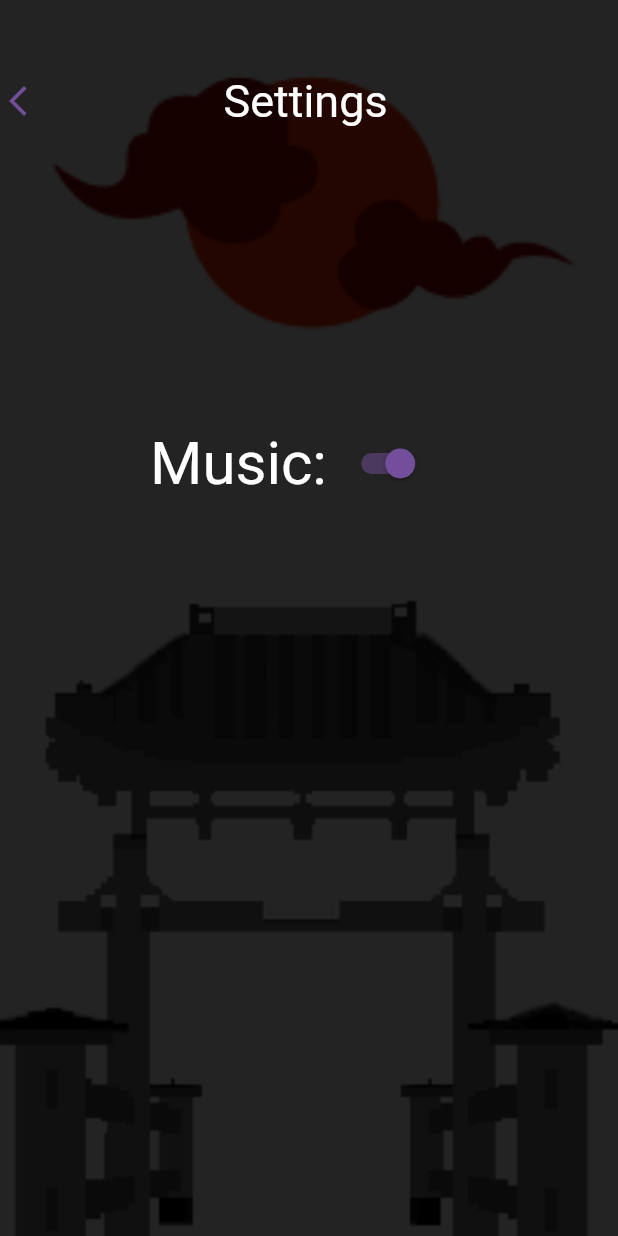
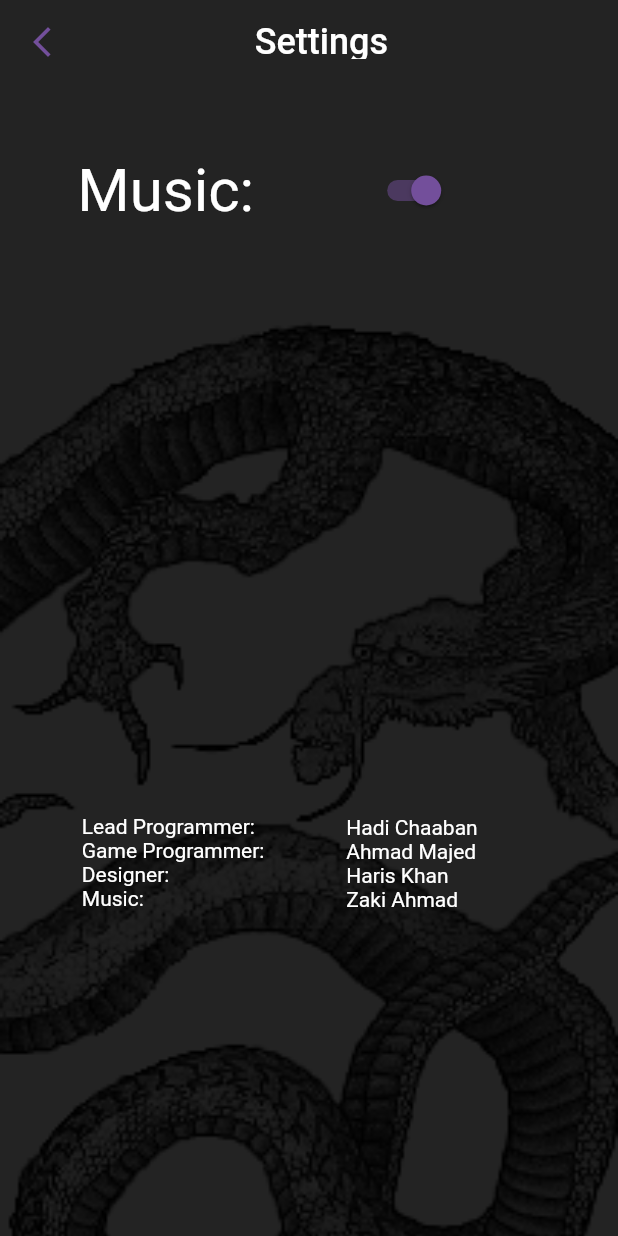
Before and after one commit to HadiCya/Shadow_Sudoku, a Flutter app: the screen it shows after launch, after a tap on "Settings", on a phone screen of 412 x 824 dp. Run offline on Flutter 3.47's test engine with Material 2 defaults, Android fonts, the phone set to English and light mode, and no system bars; our stand-ins replace audioplayers, flutter_riverpod; missing offline and left inert: flutter_sfsymbols, sudoku_api.

Commit message:
Beta Release

```diff
--- a/lib/main.dart
+++ b/lib/main.dart
@@ -1,11 +1,8 @@
 import 'package:flutter/material.dart';
 import 'package:flutter_riverpod/flutter_riverpod.dart';
-import 'package:shadow_sudoku/model/gameState.dart';
 import 'package:shadow_sudoku/frontPage.dart';
-import 'package:shadow_sudoku/model/stack.dart';
 import 'package:shadow_sudoku/view/sudokuWidget.dart';
 
-import 'model/musicPlayer.dart';
 
 var initialGrid, solvedGrid, numberCount;
 
--- a/lib/model/gridGenerator.dart
+++ b/lib/model/gridGenerator.dart
@@ -20,7 +20,7 @@ gridGenerator(difficultyOptions difficulty) async {
         List.generate(9, (i) => List.generate(9, (j) => 0));
     printGrid(solvedBoard);
     for (int r = 0; r < 9; r++) {
-      for (Cell c in solvedBoard!.getRow(r)) {
+      for (Cell c in solvedBoard.getRow(r)) {
         int y = c.getPosition()!.grid!.y.toInt();
         int box = ((y ~/ 3)) + ((r ~/ 3) * 3); //3
         int pos = (y % 3) + ((r % 3) * 3);
--- a/lib/model/musicPlayer.dart
+++ b/lib/model/musicPlayer.dart
@@ -1,10 +1,8 @@
-import 'dart:io';
 
-import 'package:path_provider/path_provider.dart';
 
 import 'package:audioplayers/audioplayers.dart';
 
-final file = 'music/ShadowSudokuSong.mp3';
+const file = 'music/ShadowSudokuSong.mp3';
 final player = AudioPlayer(playerId: "MusicPlayer");
 
 playMusic() async {
--- a/lib/view/gridNumbers.dart
+++ b/lib/view/gridNumbers.dart
@@ -1,7 +1,6 @@
 import 'package:flutter/material.dart';
 import 'package:flutter_riverpod/flutter_riverpod.dart';
 import 'package:shadow_sudoku/model/providers.dart';
-import 'package:shadow_sudoku/view/notesSquare.dart';
 import 'package:shadow_sudoku/view/sudokuGrid.dart';
 
 class GridNumbers extends ConsumerStatefulWidget {
--- a/lib/view/notesSquare.dart
+++ b/lib/view/notesSquare.dart
@@ -1,6 +1,5 @@
 import 'package:flutter/material.dart';
 
-import 'gridNumbers.dart';
 
 class NotesSquare extends StatefulWidget {
   const NotesSquare({super.key, required this.notes});
@@ -39,6 +38,5 @@ class _NotesSquareState extends State<NotesSquare> {
                 )));
       },
     );
-    ;
   }
 }
--- a/lib/view/settings.dart
+++ b/lib/view/settings.dart
@@ -1,8 +1,4 @@
-import 'package:audioplayers/audioplayers.dart';
 import 'package:flutter/material.dart';
-import 'package:flutter_sfsymbols/flutter_sfsymbols.dart';
-import 'package:perfect_volume_control/perfect_volume_control.dart';
-import 'package:shadow_sudoku/frontPage.dart';
 import 'package:shadow_sudoku/view/sudokuWidget.dart';
 
 import '../model/musicPlayer.dart';
@@ -15,72 +11,122 @@ class Settings extends StatefulWidget {
 }
 
 class _Settings extends State<Settings> {
-
   static bool musicToggle = true;
 
   @override
-  Settings createState() => Settings();
+  Settings createState() => const Settings();
 
   @override
   Widget build(BuildContext context) {
     return Scaffold(
+      extendBodyBehindAppBar: true,
+      appBar: AppBar(
+        leading: GestureDetector(
+          onTap: () => Navigator.pop(context, true),
+          child: const Icon(Icons.arrow_back_ios_new),
+        ),
+        iconTheme: const IconThemeData(
+          color: shadowPurple,
+        ),
+        backgroundColor: Colors.transparent,
+        elevation: 0,
+        title: Stack(
+          alignment: Alignment.center,
+          children: [
+            Positioned(
+                right: MediaQuery.of(context).size.width / 3,
+                child: const Text(
+                  "Settings",
+                  style: TextStyle(fontSize: 24),
+                )),
+            const Align(
+              child: Text(""),
+            ),
+            const Positioned(
+              right: 0,
+              child: Text("")
+            ),
+          ],
+        ),
+      ),
       body: Container(
           child: Stack(
         children: [
           Positioned.fill(
             child: Image.asset(
-                "assets/images/Shadow Sudoku Front Page(vector).png",
+              "assets/images/Dragon_Background.png",
               fit: BoxFit.cover,
             ),
           ),
-
-            Center(
-              child: Column(
+          Column(
             children: [
-                  SizedBox(height: 50,),
+              SizedBox(
+                height: MediaQuery.of(context).size.height / 8,
+              ),
               Row(
                 children: [
-                      GestureDetector(
-                          child: const Icon(Icons.arrow_back_ios_new, color: shadowPurple,),
-                          onTap: () => (
-                            Navigator.push(context, MaterialPageRoute(builder: (context) => const FrontPageHome())),
+                  SizedBox(
+                    width: MediaQuery.of(context).size.width / 8,
                   ),
+                  Column(
+                    children: [
+                      const Text(
+                        "Music: ",
+                        style: TextStyle(fontSize: 40),
                       ),
-                  SizedBox(width: 125),
-                  Text("Settings", style: TextStyle(fontSize: 30),),
+                      SizedBox(
+                        height: MediaQuery.of(context).size.width / 1.05,
+                      ),
+                      const Align(
+                          alignment: Alignment.bottomLeft,
+                          child: Text(
+                            '''
+Lead Programmer:
+Game Programmer:
+Designer:
+Music:''',
+                          )),
                     ],
                   ),
-                  SizedBox(height: 200,),
-                  Row(
-                    children: [
-                      SizedBox(width: 100,),
-                      Text("Music: ", style: TextStyle(fontSize: 40),),
+                  SizedBox(
+                    width: MediaQuery.of(context).size.width / 8,
+                  ),
+                  Column(children: [
                     Switch(
                         value: musicToggle,
                         activeColor: shadowPurple,
-                        onChanged: (bool value){
+                        onChanged: (bool value) {
                           double newVolume;
-                          if(value){
+                          if (value) {
                             newVolume = 1.0;
-                          }
-                          else{
+                          } else {
                             newVolume = 0;
                           }
                           player.setVolume(newVolume);
 
-                          setState((){
+                          setState(() {
                             musicToggle = value;
                           });
-                        }
-                        )
+                        }),
+                    SizedBox(
+                      height: MediaQuery.of(context).size.width / 1.05,
+                    ),
+                    const Align(
+                        alignment: Alignment.bottomLeft,
+                        child: Text(
+                          '''
+Hadi Chaaban
+Ahmad Majed
+Haris Khan
+Zaki Ahmad''',
+                        )),
+                  ])
                 ],
               ),
             ],
           ),
-            )
         ],
-        )
-      ),
+      )),
     );
   }
 }
--- a/lib/view/square.dart
+++ b/lib/view/square.dart
@@ -12,7 +12,7 @@ class Square extends StatefulWidget {
 class _SquareState extends State<Square> {
   @override
   Widget build(BuildContext context) {
-    return Container(
+    return SizedBox(
         width: 35.0,
         height: 35.0,
         child: FittedBox(
--- a/pubspec.yaml
+++ b/pubspec.yaml
@@ -71,9 +71,8 @@ flutter:
   #   - images/a_dot_burr.jpeg
   #   - images/a_dot_ham.jpeg
   assets:
-    - assets/images/SudokuBackground.png
-    - assets/images/Shadow Sudoku Front Page(vector).png
-    - assets/music/ShadowSudokuSong.mp3
+    - assets/images/
+    - assets/music/
 
   fonts:
     - family: sficonsets
```
Also changed, not shown: lib/frontPage.dart (+9 -9 lines), lib/model/dialogWidgets.dart (+8 -8 lines), lib/view/sudokuWidget.dart (+56 -48 lines), assets/images/Dragon_Background.png (added). Lines whose indentation alone changed are shown as unchanged.
